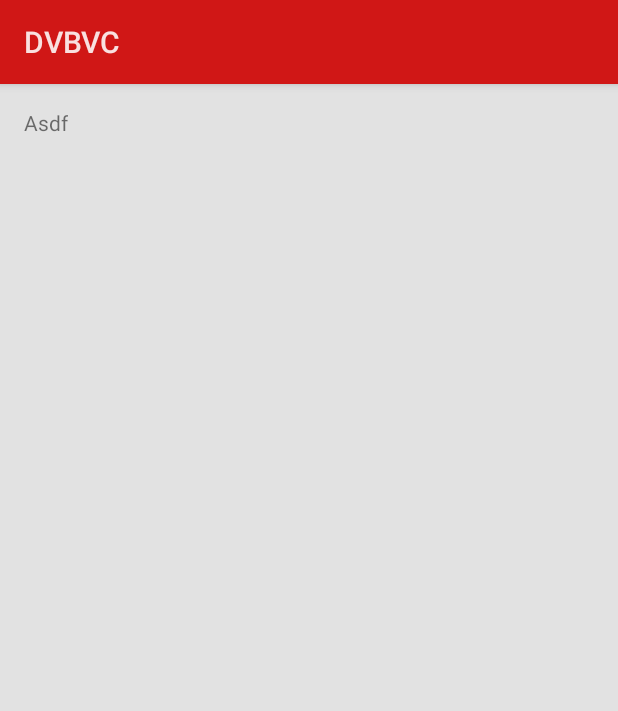
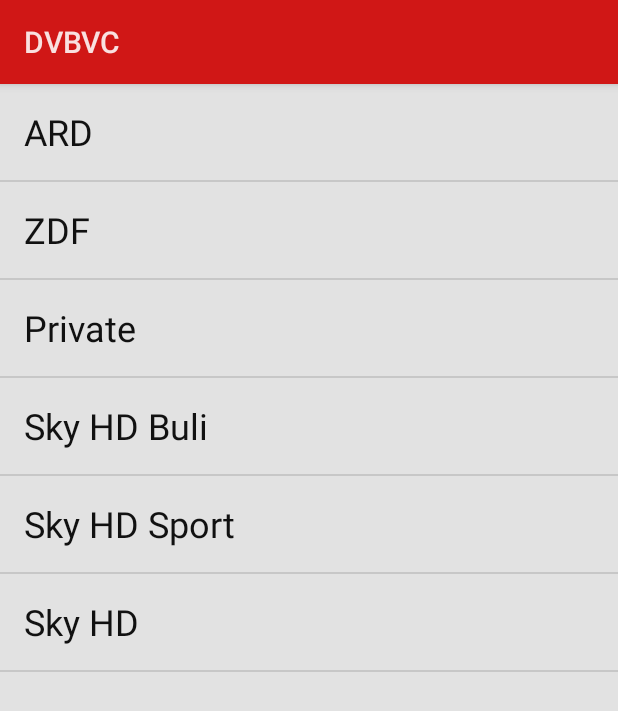
Before and after one commit to bennir/DVBViewerController2, an Android app: the fragment ChannelFragment shown on its own in the app's theme, on a phone screen of 412 x 824 dp. Shown: the top 711 px of the screen. Run offline under Robolectric (Android 15) with nearby library versions, the phone set to English and light mode, and no system bars.

Commit message:
More Updates

```diff
--- a/app/src/main/java/de/bennir/dvbviewercontroller2/ui/ChannelFragment.java
+++ b/app/src/main/java/de/bennir/dvbviewercontroller2/ui/ChannelFragment.java
@@ -1,19 +1,47 @@
 package de.bennir.dvbviewercontroller2.ui;
 
-import android.app.Fragment;
+import android.app.ListFragment;
+import android.content.Context;
 import android.os.Bundle;
 import android.view.LayoutInflater;
 import android.view.View;
 import android.view.ViewGroup;
+import android.widget.ArrayAdapter;
+import android.widget.ListView;
+import android.widget.TextView;
+
+import java.util.ArrayList;
 
 import de.bennir.dvbviewercontroller2.R;
 
-public class ChannelFragment extends Fragment {
+public class ChannelFragment extends ListFragment {
+    private ListView mListView;
+    private ArrayAdapter<String> mAdapter;
+    private Context mContext;
 
     @Override
     public View onCreateView(LayoutInflater inflater, ViewGroup container,
                              Bundle savedInstanceState) {
-        View rootView = inflater.inflate(R.layout.fragment_controller, container, false);
+        View rootView = inflater.inflate(R.layout.fragment_listview, container, false);
         return rootView;
     }
+
+    @Override
+    public void onActivityCreated(Bundle savedInstanceState) {
+        super.onActivityCreated(savedInstanceState);
+
+        mContext = getActivity().getApplicationContext();
+        mListView = getListView();
+
+        String[] values = new String[] { "ARD", "ZDF", "Private", "Sky HD Buli", "Sky HD Sport", "Sky HD"};
+
+        ArrayList<String> list = new ArrayList<String>();
+        for(String val : values) {
+            list.add(val);
+        }
+
+        mAdapter = new ArrayAdapter<String>(mContext, R.layout.list_item_simple, list);
+        mListView.setAdapter(mAdapter);
+
+    }
 }
--- a/app/src/main/res/layout-w600dp-port/activity_controller.xml
+++ b/app/src/main/res/layout-w600dp-port/activity_controller.xml
@@ -38,7 +38,8 @@
         <FrameLayout
             android:id="@+id/container"
             android:layout_width="fill_parent"
-            android:layout_height="fill_parent" />
+            android:layout_height="fill_parent"
+            android:tag="two_column"/>
 
     </android.support.v7.widget.CardView>
 
--- a/app/src/main/res/layout-w820dp/activity_controller.xml
+++ b/app/src/main/res/layout-w820dp/activity_controller.xml
@@ -38,7 +38,8 @@
         <FrameLayout
             android:id="@+id/container"
             android:layout_width="fill_parent"
-            android:layout_height="fill_parent" />
+            android:layout_height="fill_parent"
+            android:tag="three_column" />
 
     </android.support.v7.widget.CardView>
 
--- a/app/src/main/res/layout/activity_controller.xml
+++ b/app/src/main/res/layout/activity_controller.xml
@@ -11,7 +11,8 @@
     <FrameLayout
         android:id="@+id/container"
         android:layout_width="match_parent"
-        android:layout_height="match_parent" />
+        android:layout_height="match_parent"
+        android:tag="one_column"/>
 
     <!-- android:layout_gravity="start" tells DrawerLayout to treat
          this as a sliding drawer on the left side for left-to-right
--- /dev/null
+++ b/app/src/main/res/layout/fragment_listview.xml
@@ -0,0 +1,8 @@
+<?xml version="1.0" encoding="utf-8"?>
+<ListView xmlns:android="http://schemas.android.com/apk/res/android"
+    android:id="@android:id/list"
+    android:layout_width="fill_parent"
+    android:layout_height="fill_parent"
+    android:clipToPadding="false"
+    android:scrollbarStyle="outsideOverlay"
+    />
--- /dev/null
+++ b/app/src/main/res/layout/list_item_simple.xml
@@ -0,0 +1,14 @@
+<?xml version="1.0" encoding="utf-8"?>
+
+<TextView xmlns:android="http://schemas.android.com/apk/res/android"
+    android:layout_width="match_parent"
+    android:layout_height="wrap_content"
+    android:minHeight="?android:attr/listPreferredItemHeight"
+    android:gravity="center_vertical"
+    android:paddingStart="16dp"
+    android:textAppearance="?android:textAppearanceListItem"
+    android:textColor="#ec000000"
+    android:textSize="24dp"
+    android:text="Test">
+
+</TextView>
--- a/app/src/main/res/values/colors.xml
+++ b/app/src/main/res/values/colors.xml
@@ -8,4 +8,6 @@
     <color name="theme_default_accent_dark">#ff6f00</color>
 
     <color name="theme_background">#e2e2e2</color>
+    <color name="transparent">#00000000</color>
+    <color name="black">#ff000000</color>
 </resources>
--- a/app/src/main/res/values/dimens.xml
+++ b/app/src/main/res/values/dimens.xml
@@ -6,4 +6,5 @@
     <!-- Per the design guidelines, navigation drawers should be between 240dp and 320dp:
          https://developer.android.com/design/patterns/navigation-drawer.html -->
     <dimen name="navigation_drawer_width">240dp</dimen>
+    <dimen name="list_divider">0dp</dimen>
 </resources>
```
Also changed, not shown: app/src/main/java/de/bennir/dvbviewercontroller2/Config.java (+18 -0 lines), app/src/main/java/de/bennir/dvbviewercontroller2/model/DVBCommand.java (+5 -13 lines), app/src/main/java/de/bennir/dvbviewercontroller2/service/CommandService.java (added, +11 -0 lines), app/src/main/java/de/bennir/dvbviewercontroller2/ui/ControllerActivity.java (+37 -4 lines), app/src/main/java/de/bennir/dvbviewercontroller2/ui/RemoteFragment.java (+38 -12 lines), app/src/main/res/layout/list_item_null.xml (added, +7 -0 lines).
